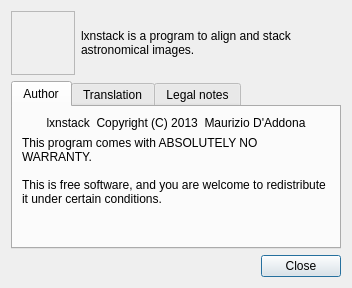
Above: lxnstack-git/src/ui/about_dialog.ui from mauritiusdadd/lxnstack before the change. Below: the same form after it.
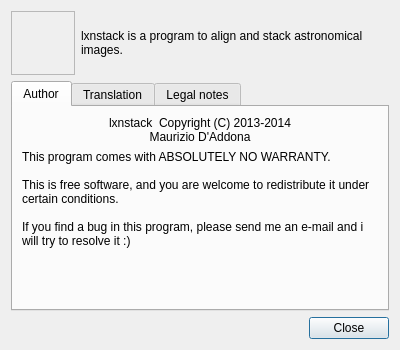
That is the form after the change. Icons and pictures are not drawn.

```diff
--- a/lxnstack-git/src/ui/about_dialog.ui
+++ b/lxnstack-git/src/ui/about_dialog.ui
@@ -7,8 +7,8 @@
    <rect>
     <x>0</x>
     <y>0</y>
-    <width>352</width>
-    <height>288</height>
+    <width>400</width>
+    <height>350</height>
    </rect>
   </property>
   <property name="windowTitle">
@@ -79,7 +79,8 @@
        <item>
         <widget class="QLabel" name="label_3">
          <property name="text">
-          <string>lxnstack  Copyright (C) 2013  Maurizio D'Addona</string>
+          <string>lxnstack  Copyright (C) 2013-2014 
+ Maurizio D'Addona &lt;mauritiusdadd@gmail.com&gt;</string>
          </property>
          <property name="alignment">
           <set>Qt::AlignCenter</set>
@@ -100,7 +101,9 @@
          <property name="text">
           <string>This program comes with ABSOLUTELY NO WARRANTY.
 
-This is free software, and you are welcome to redistribute it under certain conditions.</string>
+This is free software, and you are welcome to redistribute it under certain conditions. 
+
+If you find a bug in this program, please send me an e-mail and i will try to resolve it :)</string>
          </property>
          <property name="alignment">
           <set>Qt::AlignLeading|Qt::AlignLeft|Qt::AlignTop</set>
```
Left out of the diff: 6 changed lines with no effect on the pictures.
